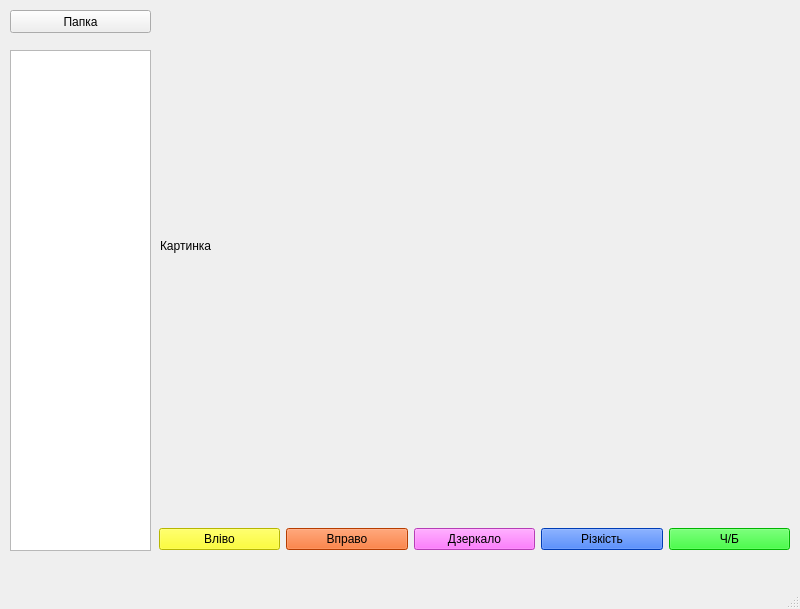
Qt form easy_editor.ui (Fedya1902/python_start_2y) before a commit.
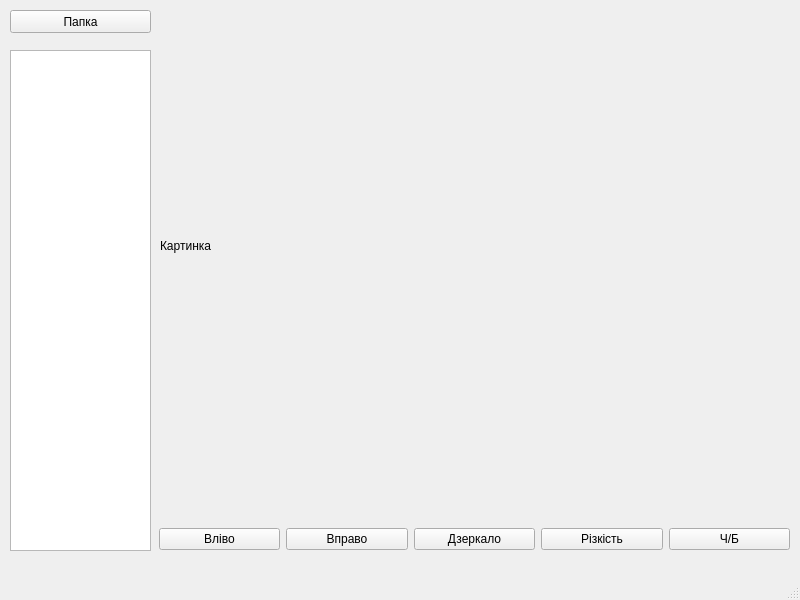
The same form after that commit.

```diff
--- a/easy_editor.ui
+++ b/easy_editor.ui
@@ -7,7 +7,7 @@
     <x>0</x>
     <y>0</y>
     <width>800</width>
-    <height>609</height>
+    <height>600</height>
    </rect>
   </property>
   <property name="windowTitle">
@@ -62,9 +62,6 @@
     <layout class="QHBoxLayout" name="horizontalLayout">
      <item>
       <widget class="QPushButton" name="btn_left">
-       <property name="styleSheet">
-        <string notr="true">background-color: rgb(255, 255, 0);</string>
-       </property>
        <property name="text">
         <string>Вліво</string>
        </property>
@@ -72,11 +69,6 @@
      </item>
      <item>
       <widget class="QPushButton" name="btn_right">
-       <property name="styleSheet">
-        <string notr="true">color: rgb(255, 0, 0);
-background-color: rgb(255, 85, 0);
-color: rgb(0, 0, 0);</string>
-       </property>
        <property name="text">
         <string>Вправо</string>
        </property>
@@ -84,9 +76,6 @@
      </item>
      <item>
       <widget class="QPushButton" name="btn_flip">
-       <property name="styleSheet">
-        <string notr="true">background-color: rgb(255, 85, 255);</string>
-       </property>
        <property name="text">
         <string>Дзеркало</string>
        </property>
@@ -94,10 +83,6 @@
      </item>
      <item>
       <widget class="QPushButton" name="btn_sharp">
-       <property name="styleSheet">
-        <string notr="true">color: rgb(0, 0, 0);
-background-color: rgb(0, 85, 255);</string>
-       </property>
        <property name="text">
         <string>Різкість</string>
        </property>
@@ -105,9 +90,6 @@
      </item>
      <item>
       <widget class="QPushButton" name="btn_bw">
-       <property name="styleSheet">
-        <string notr="true">background-color: rgb(0, 255, 0);</string>
-       </property>
        <property name="text">
         <string>Ч/Б</string>
        </property>
```
Left out of the diff: 2 changed lines with no effect on the pictures.
